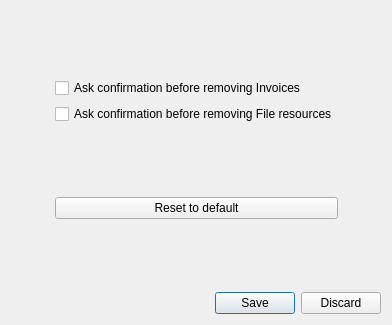
Before: the Qt Designer form InvoiceGui/src/ui/SettingsPage.ui in MickaelOnTheWave/InvoiceManager, drawn with Qt 5.
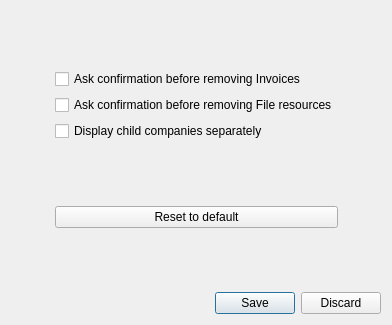
After: the same form once the commit is applied.

Commit message: Added child company option in Settings. Added support in Main page, for clients display.

What changed in the file:
```diff
--- a/InvoiceGui/src/ui/SettingsPage.ui
+++ b/InvoiceGui/src/ui/SettingsPage.ui
@@ -58,6 +58,13 @@
          </property>
         </widget>
        </item>
+       <item>
+        <widget class="QCheckBox" name="childCompaniesBox">
+         <property name="text">
+          <string>Display child companies separately</string>
+         </property>
+        </widget>
+       </item>
        <item>
         <spacer name="verticalSpacer">
          <property name="orientation">
```
The commit also changes 7 other files.
